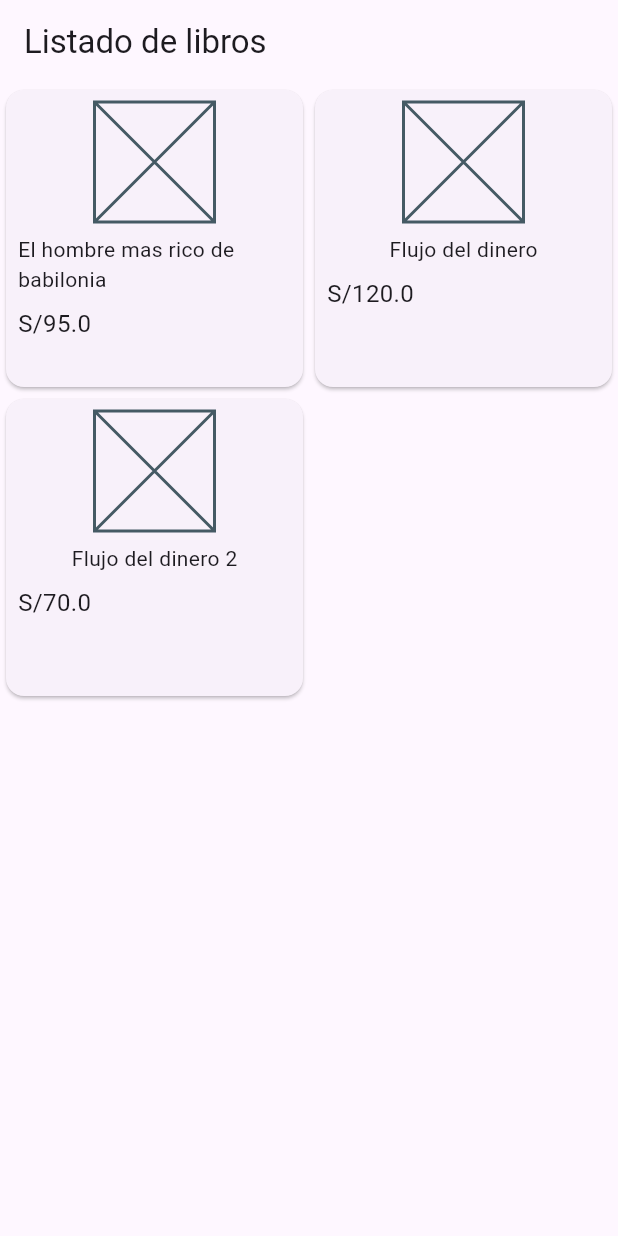
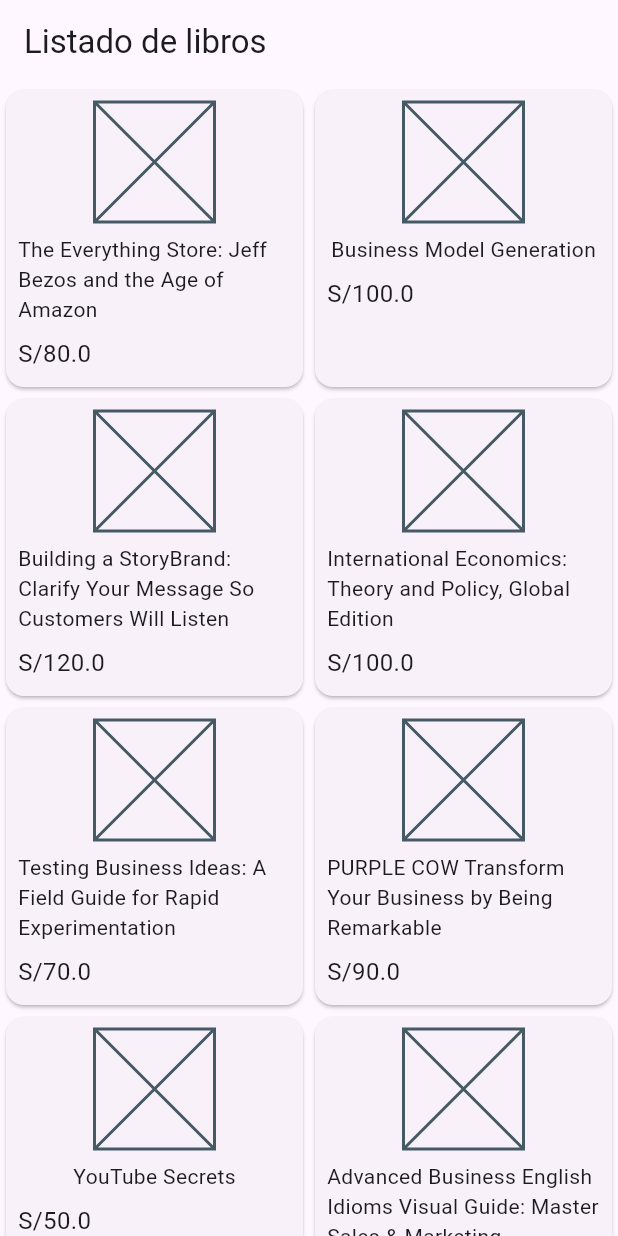
Before and after one commit to ladislaox/flutter_appbook, a Flutter app: the screen it shows after launch, on a phone screen of 412 x 824 dp. Run offline on Flutter 3.47's test engine with Material 3 defaults, Android fonts, the phone set to English and light mode, and no system bars.

Commit message:
Agrega data

```diff
--- a/lib/page/book.dart
+++ b/lib/page/book.dart
@@ -1,5 +1,4 @@
 class Book {
-
   String title;
   double price;
   String imageUrl;
@@ -21,16 +20,16 @@
     required this.author,
     required this.fechapubliacion,
   });
-
 }
 
 //Arreglo de libros
 final List<Book> books = [
   Book(
-      title: 'El hombre mas rico de babilonia',
-      price: 95.00,
-      imageUrl: "assets/images/portada.jpg",
-      content: 'Lorem Ipsum is simply dummy text of the printing and typesetting industry. Lorem Ipsum has been the industry standard dummy text ever since the 1500s, when an unknown printer took a galley of type and scrambled it to make a type specimen book. It has survived not only five centuries, but also the leap into electronic typesetting, remaining essentially unchanged. It was popularised in the 1960s with the release of Letraset sheets containing Lorem Ipsum passages, and more recently with desktop publishing software like Aldus PageMaker including versions of Lorem Ipsum.',
+    title: 'The Everything Store: Jeff Bezos and the Age of Amazon',
+    price: 80.00,
+    imageUrl: "THE-EVERTHING-STORE.jpg",
+    content:
+        '"The Everything Store" is a biography detailing Amazon.com\'stransformation from a book delivery service to the expansive  online marketplace it is today under the leadership of Jeff Bezos. The book highlights Bezos\'s visionary approach, corporate culture of ambition and secrecy, and the company\'s groundbreaking ventures like the Kindle and cloud computing. The author, Brad Stone, gained unique access to insiders, providing readers with an in-depth look at Amazon\'s evolution and its impact on the retail landscape.',
     type: 'Ebook',
     payment: 'Yape',
     valoration: 5,
@@ -38,10 +37,11 @@
     fechapubliacion: '4 Enero 2024',
   ),
   Book(
-      title: 'Flujo del dinero',
-      price: 120.00,
-      imageUrl: "assets/images/portada.jpg",
-      content: 'Lorem Ipsum is simply dummy text of the printing and typesetting industry. Lorem Ipsum has been the industry standard dummy text ever since the 1500s, when an unknown printer took a galley of type and scrambled it to make a type specimen book. It has survived not only five centuries, but also the leap into electronic typesetting, remaining essentially unchanged. It was popularised in the 1960s with the release of Letraset sheets containing Lorem Ipsum passages, and more recently with desktop publishing software like Aldus PageMaker including versions of Lorem Ipsum.',
+    title: 'Business Model Generation',
+    price: 100.00,
+    imageUrl: "BUSINESS-MODEL-GENERATION.jpg",
+    content:
+        '"Business Model Generation" is a handbook for innovators looking to disrupt outdated business models. Co-created by global practitioners, the book offers practical tools and insights to help organizations adapt to new challenges. It explains common business model patterns, guiding readers in designing and implementing transformative strategies for success.',
     type: 'Audiolibro',
     payment: 'Plin',
     valoration: 4,
@@ -49,10 +49,122 @@
     fechapubliacion: '12 Enero 2024',
   ),
   Book(
-      title: 'Flujo del dinero 2',
+    title:
+        'Building a StoryBrand: Clarify Your Message So Customers Will Listen',
+    price: 120.00,
+    imageUrl: "BUILDING-A-STORY-BRAND.jpg",
+    content:
+        'Using the right words is crucial for selling products, as ineffective communication can lead to lost revenue. In "Building a StoryBrand," Donald Miller shares a proven system, the StoryBrand process, to help business owners engage and influence customers. This book addresses the challenge of cutting through distractions, providing a clear and distinct message to improve customer connection, sales, and overall business growth.',
+    type: 'Audiolibro',
+    payment: 'Plin',
+    valoration: 4,
+    author: 'desconocido',
+    fechapubliacion: '6 Enero 2024',
+  ),
+  Book(
+    title: 'International Economics: Theory and Policy, Global Edition ',
+    price: 100.00,
+    imageUrl: "BUILDING-A-STORY-BRAND.jpg",
+    content:
+        '"International Economics: Theory and Policy" by Paul Krugman and Maurice Obstfeld is a market-leading textbook that offers an intuitive introduction to economic theory followed by self-contained chapters on key policy applications. The Eighth Edition incorporates the latest research and covers current issues like outsourcing, economic geography, trade and the environment, financial derivatives, the subprime crisis, and China\'s exchange rate policies.',
+    type: 'Audiolibro',
+    payment: 'Plin',
+    valoration: 4,
+    author: 'desconocido',
+    fechapubliacion: '6 Enero 2024',
+  ),
+  Book(
+    title: 'Testing Business Ideas: A Field Guide for Rapid Experimentation ',
     price: 70.00,
-      imageUrl: "assets/images/portada.jpg",
-      content: 'Lorem Ipsum is simply dummy text of the printing and typesetting industry. Lorem Ipsum has been the industry standard dummy text ever since the 1500s, when an unknown printer took a galley of type and scrambled it to make a type specimen book. It has survived not only five centuries, but also the leap into electronic typesetting, remaining essentially unchanged. It was popularised in the 1960s with the release of Letraset sheets containing Lorem Ipsum passages, and more recently with desktop publishing software like Aldus PageMaker including versions of Lorem Ipsum.',
+    imageUrl: "TESTING-BUSINESS-IDEAS.jpg",
+    content:
+        'Testing Business Ideas explains how systematically testing business ideas dramatically reduces the risk and increases the likelihood of success for any new venture or business project. It builds on the internationally popular Business Model Canvas and Value Proposition Canvas by integrating Assumptions Mapping and other powerful lean startup-style experiments.',
+    type: 'Audiolibro',
+    payment: 'Plin',
+    valoration: 4,
+    author: 'desconocido',
+    fechapubliacion: '6 Enero 2024',
+  ),
+  Book(
+    title: 'PURPLE COW Transform Your Business by Being Remarkable',
+    price: 90.00,
+    imageUrl: "PURPLE-COW.jpg",
+    content:
+        'The marketing world isn\'t what it used to be. Simply creating a good product isn\'t enough,and standard advertisements now just get lost amongst all the others. To get people\'s attention and be truly successful, you\'ve got to stand out and get noticed-just like a purple cow.',
+    type: 'Audiolibro',
+    payment: 'Plin',
+    valoration: 4,
+    author: 'desconocido',
+    fechapubliacion: '6 Enero 2024',
+  ),
+  Book(
+    title: 'YouTube Secrets',
+    price: 50.00,
+    imageUrl: "YOUTUBE-SECRETS.jpg",
+    content:
+        'YouTube has changed our world from how we view video to how we connect and market—opening a new entrepreneurial landscape to ambitious individuals. Millions of people generate six to seven figures annually from online video content. And, with the right roadmap, you too could be en route to real influence and income.',
+    type: 'Audiolibro',
+    payment: 'Plin',
+    valoration: 4,
+    author: 'desconocido',
+    fechapubliacion: '6 Enero 2024',
+  ),
+  Book(
+    title:
+        'Advanced Business English Idioms Visual Guide: Master Sales & Marketing',
+    price: 40.00,
+    imageUrl: "ADVANCED-BUSINESS-ENGLISH-IDIOMS.jpg",
+    content:
+        'Elevate your sales and marketing conversations with "Advanced Business English Idioms Visual Guide: Master Sales & Marketing Conversations," a comprehensive resource designed to boost your confidence and transform your language skills. Ideal for sales professionals, marketers, and intermediate English learners, this book unveils the power of idiomatic expressions, helping you sound more like a native speaker and communicate more persuasively',
+    type: 'Audiolibro',
+    payment: 'Plin',
+    valoration: 4,
+    author: 'desconocido',
+    fechapubliacion: '6 Enero 2024',
+  ),
+  Book(
+    title: 'Business Email',
+    price: 70.00,
+    imageUrl: "BUSINESS-EMAIL.jpg",
+    content:
+        'They are evidence of something that you said or did, and as such, they can be your best friend or your worst nightmare. Every day, a staggering amount of business communication takes place. This book will help you not only write more professional business e-mails but also improve your overall business English.',
+    type: 'Audiolibro',
+    payment: 'Plin',
+    valoration: 4,
+    author: 'desconocido',
+    fechapubliacion: '6 Enero 2024',
+  ),
+  Book(
+    title: 'International Trade: What Everyone Needs to KnowRG',
+    price: 150.00,
+    imageUrl: "INTERNATIONAL-TRADE.jpg",
+    content:
+        'International trade and trade policy have become increasingly important and complex in recent years. In this comprehensive introduction to the key aspects of international trade policy, noted authority Anne O. Krueger explains what has happened and why these issues are so difficult.',
+    type: 'Audiolibro',
+    payment: 'Plin',
+    valoration: 4,
+    author: 'desconocido',
+    fechapubliacion: '6 Enero 2024',
+  ),
+  Book(
+    title:
+        'Culture Hacks: Deciphering Differences in American, Chinese, and Japanese Thinking',
+    price: 60.00,
+    imageUrl: "CULTURE-HACKS.jpg",
+    content:
+        'Richard Conrad grew up in Washington, D.C., studied engineering and economics at Vanderbilt University, earned a master’s degree in Economics as a local student at Fudan University in Shanghai, China, and later earned an MBA from the University of North Carolina at Chapel Hill.Richard worked for the last sixteen years for a large U.S. money management firm researching, analyzing, and investing in Chinese and Japanese equities. Richard is fluent in Chinese and Japanese and continues to live in Asia with his family.',
+    type: 'Audiolibro',
+    payment: 'Plin',
+    valoration: 4,
+    author: 'desconocido',
+    fechapubliacion: '6 Enero 2024',
+  ),
+  Book(
+    title: 'The Globalization Myth',
+    price: 60.00,
+    imageUrl: "THE-GLOBALIZATION-MYTH.jpg",
+    content:
+        'The conventional wisdom about globalization is wrong. Over the past forty years as companies, money, ideas, and people went abroad, they increasingly looked regionally rather than globally. O’Neil details this transformation and the rise of three major regional hubs in Asia, Europe, and North America. Current technological, demographic, and geopolitical trends look only to deepen these regional ties',
     type: 'Audiolibro',
     payment: 'Plin',
     valoration: 4,
```
Also changed, not shown: assets/images/ADVANCED-BUSINESS-ENGLISH-IDIOMS.jpg (added), assets/images/BUILDING-A-STORY-BRAND.jpg (added), assets/images/BUSINESS-EMAIL.jpg (added), assets/images/BUSINESS-MODEL-GENERATION.jpg (added), assets/images/CULTURE-HACKS.jpg (added), assets/images/INTERNATIONAL-TRADE.jpg (added), assets/images/PURPLE-COW.jpg (added), assets/images/TESTING-BUSINESS-IDEAS.jpg (added), assets/images/THE-EVERTHING-STORE.jpg (added), assets/images/THE-GLOBALIZATION-MYTH.jpg (added), assets/images/YOUTUBE-SECRETS.jpg (added). Lines whose indentation alone changed are shown as unchanged.
